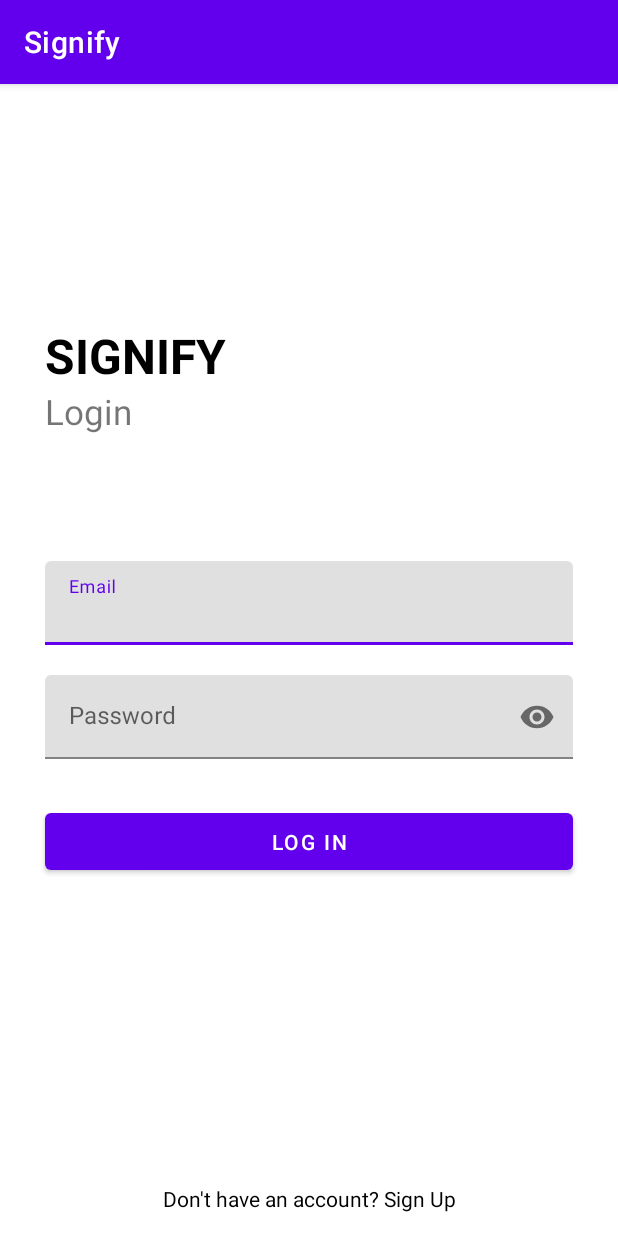
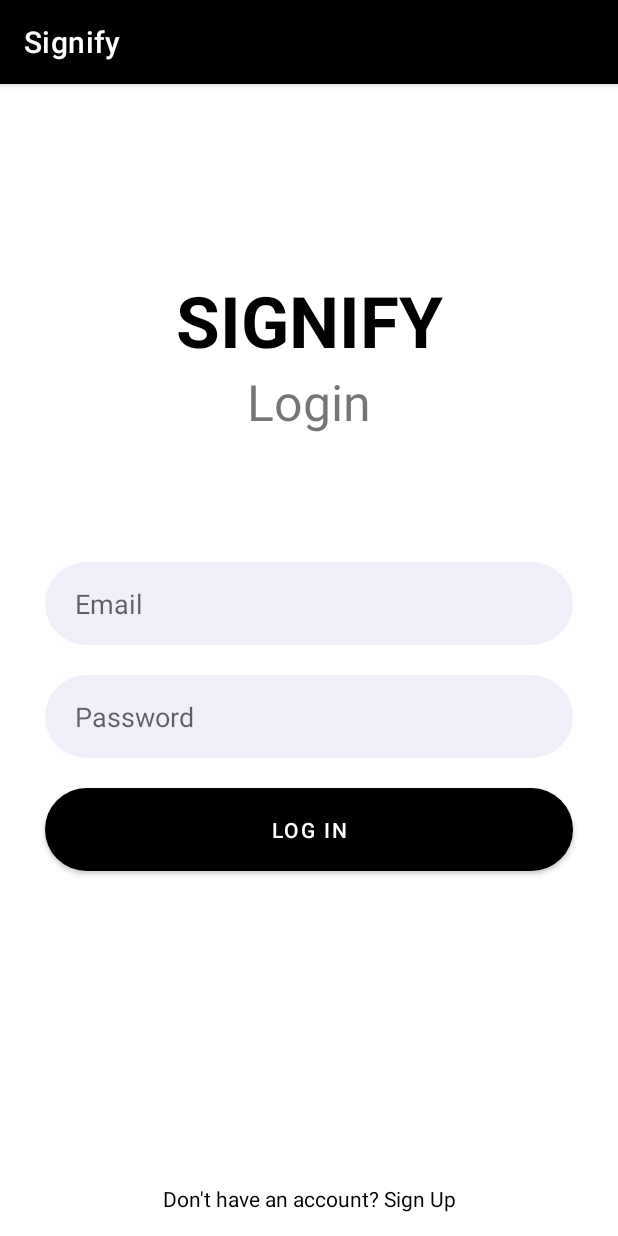
Before and after one commit to amreldeau/Signify, an Android app: the screen it shows after launch (MainActivity), on a phone screen of 412 x 824 dp. Run offline under Robolectric (Android 15) with nearby library versions, the phone set to English and light mode, and no system bars.

Commit message:
Visual change of Login: rounded corners and changed colors. Also removed parent of EditTexts so that underline goes away. Lastly modified themes.xml file -> changed some of default colors to black

```diff
--- a/app/src/main/java/com/example/signify/MainActivity.kt
+++ b/app/src/main/java/com/example/signify/MainActivity.kt
@@ -2,10 +2,13 @@ package com.example.signify
 
 import androidx.appcompat.app.AppCompatActivity
 import android.os.Bundle
+import androidx.appcompat.app.AppCompatDelegate
 
 class MainActivity : AppCompatActivity() {
     override fun onCreate(savedInstanceState: Bundle?) {
         super.onCreate(savedInstanceState)
         setContentView(R.layout.activity_main)
+        //force app to always use the light theme
+        AppCompatDelegate.setDefaultNightMode(AppCompatDelegate.MODE_NIGHT_NO)
     }
 }
--- /dev/null
+++ b/app/src/main/res/drawable/rounded_edittext.xml
@@ -0,0 +1,6 @@
+<?xml version="1.0" encoding="utf-8"?>
+<shape xmlns:android="http://schemas.android.com/apk/res/android"
+    android:shape="rectangle">
+    <solid android:color="@color/black"/>
+    <corners android:radius="80dp"/>
+</shape>
--- a/app/src/main/res/layout/activity_main.xml
+++ b/app/src/main/res/layout/activity_main.xml
@@ -27,7 +27,8 @@
             android:layout_width="match_parent"
             android:layout_height="wrap_content"
             android:text="@string/signify"
-            android:textSize="32sp"
+            android:textAlignment="center"
+            android:textSize="47sp"
             android:textColor="@color/black"
             android:textStyle="bold"/>
 
@@ -35,53 +36,50 @@
             android:layout_width="match_parent"
             android:layout_height="wrap_content"
             android:text="@string/login"
-            android:textSize="23sp"/>
+            android:textAlignment="center"
+            android:textSize="33sp"/>
     </LinearLayout>
 
-    <com.google.android.material.textfield.TextInputLayout
+
+    <EditText
+        android:id="@+id/login_email"
         android:layout_width="match_parent"
-        android:layout_height="wrap_content"
-        android:layout_above="@id/center_line"
+        android:layout_height="55dp"
         android:layout_marginBottom="10dp"
         android:layout_marginLeft="30dp"
         android:layout_marginRight="30dp"
-        android:id="@+id/email">
+        android:paddingStart="20dp"
+        android:layout_above="@id/center_line"
+        android:hint="@string/email"
+        android:backgroundTint="@color/material_dynamic_neutral_variant95"
+        android:background="@drawable/rounded_edittext"
+        android:inputType="textEmailAddress"/>
 
-        <EditText
-            android:layout_width="match_parent"
-            android:layout_height="wrap_content"
-            android:id="@+id/login_email"
-            android:hint="@string/email"
-            android:inputType="textEmailAddress"/>
-    </com.google.android.material.textfield.TextInputLayout>
-
-    <com.google.android.material.textfield.TextInputLayout
+    <EditText
+        android:id="@+id/login_password"
         android:layout_width="match_parent"
-        android:layout_height="wrap_content"
-        android:layout_below="@id/center_line"
+        android:layout_height="55dp"
         android:layout_marginTop="10dp"
         android:layout_marginLeft="30dp"
         android:layout_marginRight="30dp"
-        android:id="@+id/password"
-        app:passwordToggleEnabled="true">
-
-        <EditText
-            android:layout_width="match_parent"
-            android:layout_height="wrap_content"
-            android:id="@+id/login_password"
-            android:hint="@string/password"
-            android:inputType="textPassword"/>
-    </com.google.android.material.textfield.TextInputLayout>
+        android:paddingStart="20dp"
+        android:layout_below="@id/center_line"
+        android:hint="@string/password"
+        android:backgroundTint="@color/material_dynamic_neutral_variant95"
+        android:background="@drawable/rounded_edittext"
+        android:inputType="textPassword"
+        app:passwordToggleEnabled="true"/>
 
     <Button
         android:layout_width="match_parent"
-        android:layout_height="50dp"
+        android:layout_height="55dp"
         android:layout_marginLeft="30dp"
         android:layout_marginRight="30dp"
-        android:layout_marginTop="30dp"
+        android:layout_marginTop="20dp"
         android:id="@+id/login"
         android:text="@string/log_in"
-        android:layout_below="@id/password"/>
+        android:background="@drawable/rounded_edittext"
+        android:layout_below="@id/login_password"/>
 
     <TextView
         android:layout_width="match_parent"
@@ -93,6 +91,4 @@
         android:textAlignment="center"
         android:text="@string/don_t_have_an_account_sign_up"
         android:textColor="@color/black"/>
-
-
 </RelativeLayout>
--- a/app/src/main/res/values/colors.xml
+++ b/app/src/main/res/values/colors.xml
@@ -5,6 +5,6 @@
     <color name="purple_700">#FF3700B3</color>
     <color name="teal_200">#FF03DAC5</color>
     <color name="teal_700">#FF018786</color>
-    <color name="black">#FF000000</color>
+    <color name="black">#ff000000</color>
     <color name="white">#FFFFFFFF</color>
 </resources>
--- a/app/src/main/res/values/themes.xml
+++ b/app/src/main/res/values/themes.xml
@@ -2,8 +2,8 @@
     <!-- Base application theme. -->
     <style name="Theme.Signify" parent="Theme.MaterialComponents.DayNight.DarkActionBar">
         <!-- Primary brand color. -->
-        <item name="colorPrimary">@color/purple_500</item>
-        <item name="colorPrimaryVariant">@color/purple_700</item>
+        <item name="colorPrimary">@color/black</item>
+        <item name="colorPrimaryVariant">@color/black</item>
         <item name="colorOnPrimary">@color/white</item>
         <!-- Secondary brand color. -->
         <item name="colorSecondary">@color/teal_200</item>
```
